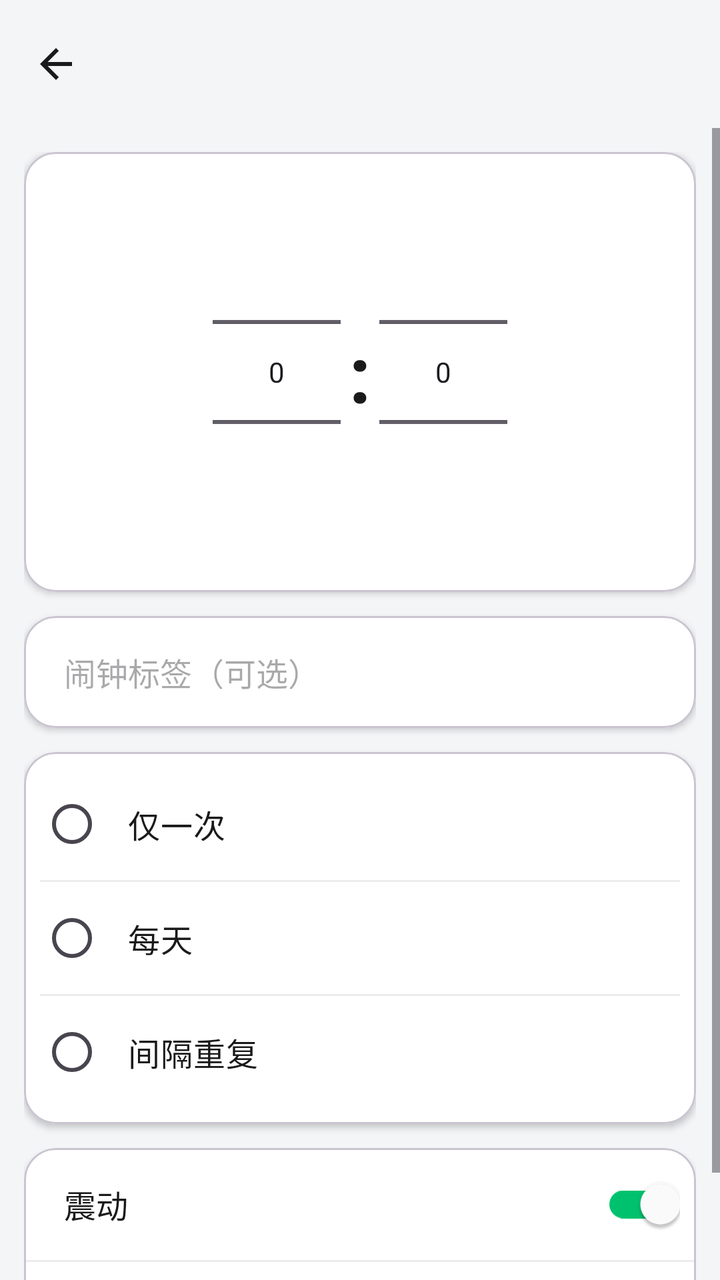
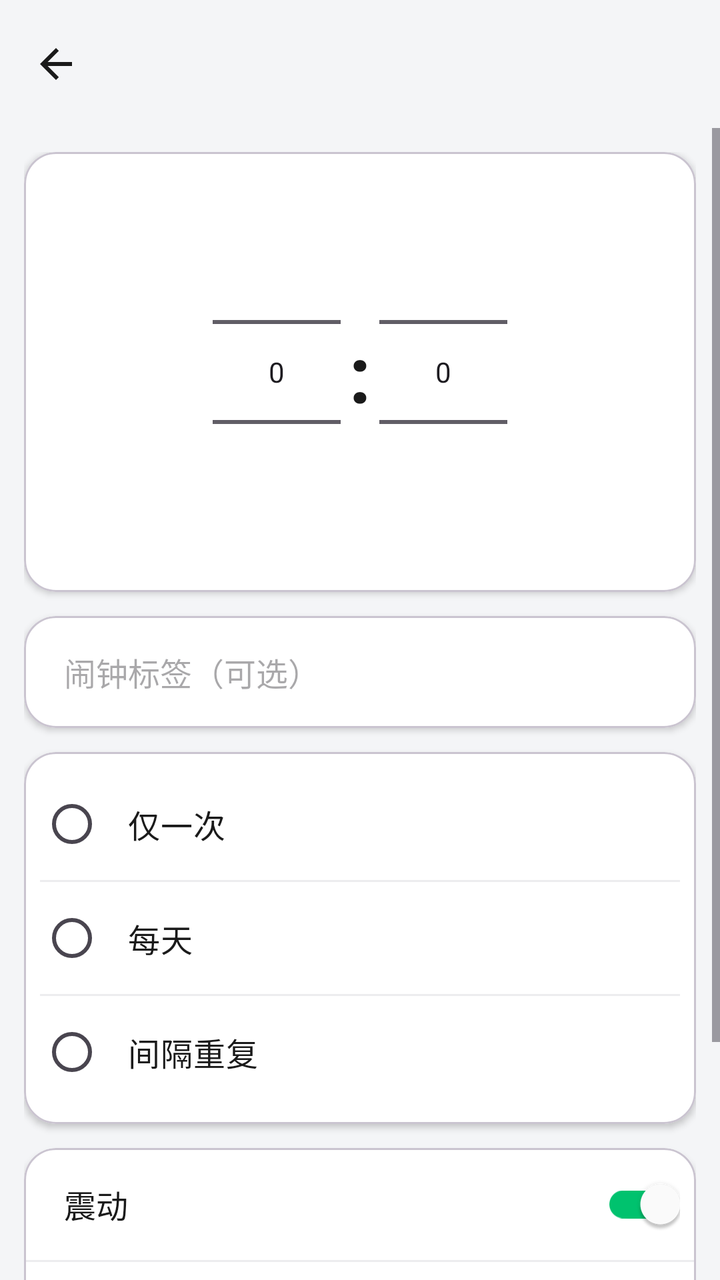

Compare the two renders of this Android layout. The source of the first and the diff that turns it into the second are given below.
<!-- AndroidManifest.xml: application theme AppTheme -->
<!-- res/layout/activity_alarm_edit.xml -->
<?xml version="1.0" encoding="utf-8"?>
<LinearLayout xmlns:android="http://schemas.android.com/apk/res/android"
    xmlns:app="http://schemas.android.com/apk/res-auto"
    android:layout_width="match_parent"
    android:layout_height="match_parent"
    android:orientation="vertical"
    android:background="@color/coloros_bg">

    <com.google.android.material.appbar.MaterialToolbar
        android:id="@+id/toolbar"
        android:layout_width="match_parent"
        android:layout_height="?attr/actionBarSize"
        android:background="@color/coloros_bg"
        app:navigationIcon="@drawable/ic_back"
        app:titleTextColor="@color/coloros_text_primary" />

    <ScrollView
        android:layout_width="match_parent"
        android:layout_height="match_parent"
        android:fillViewport="true">

        <LinearLayout
            android:layout_width="match_parent"
            android:layout_height="wrap_content"
            android:orientation="vertical"
            android:padding="12dp">

            
            <com.google.android.material.card.MaterialCardView
                android:layout_width="match_parent"
                android:layout_height="wrap_content"
                app:cardCornerRadius="16dp"
                app:cardElevation="2dp"
                app:cardBackgroundColor="@color/coloros_card">
                <LinearLayout
                    android:layout_width="match_parent"
                    android:layout_height="wrap_content"
                    android:orientation="horizontal"
                    android:gravity="center"
                    android:paddingTop="20dp"
                    android:paddingBottom="20dp">
                    <NumberPicker
                        android:id="@+id/pickerHour"
                        android:layout_width="wrap_content"
                        android:layout_height="wrap_content"
                        android:layout_marginEnd="4dp" />
                    <TextView
                        android:layout_width="wrap_content"
                        android:layout_height="wrap_content"
                        android:text=":"
                        android:textSize="40sp"
                        android:textStyle="bold"
                        android:textColor="@color/coloros_text_primary" />
                    <NumberPicker
                        android:id="@+id/pickerMinute"
                        android:layout_width="wrap_content"
                        android:layout_height="wrap_content"
                        android:layout_marginStart="4dp" />
                </LinearLayout>
            </com.google.android.material.card.MaterialCardView>

            
            <com.google.android.material.card.MaterialCardView
                android:layout_width="match_parent"
                android:layout_height="wrap_content"
                android:layout_marginTop="12dp"
                app:cardCornerRadius="16dp"
                app:cardElevation="2dp"
                app:cardBackgroundColor="@color/coloros_card">
                <EditText
                    android:id="@+id/etLabel"
                    android:layout_width="match_parent"
                    android:layout_height="wrap_content"
                    android:minHeight="56dp"
                    android:background="@null"
                    android:paddingStart="20dp"
                    android:paddingEnd="20dp"
                    android:hint="@string/label_hint"
                    android:textSize="16sp"
                    android:textColor="@color/coloros_text_primary"
                    android:inputType="text" />
            </com.google.android.material.card.MaterialCardView>

            
            <com.google.android.material.card.MaterialCardView
                android:layout_width="match_parent"
                android:layout_height="wrap_content"
                android:layout_marginTop="12dp"
                app:cardCornerRadius="16dp"
                app:cardElevation="2dp"
                app:cardBackgroundColor="@color/coloros_card">
                <LinearLayout
                    android:layout_width="match_parent"
                    android:layout_height="wrap_content"
                    android:orientation="vertical"
                    android:padding="8dp">
                    <RadioGroup
                        android:id="@+id/repeatGroup"
                        android:layout_width="match_parent"
                        android:layout_height="wrap_content"
                        android:orientation="vertical">
                        <RadioButton
                            android:id="@+id/rbOnce"
                            android:layout_width="match_parent"
                            android:layout_height="56dp"
                            android:gravity="center_vertical"
                            android:paddingStart="12dp"
                            android:text="@string/repeat_once"
                            android:textSize="16sp"
                            android:textColor="@color/coloros_text_primary" />
                        <View android:layout_width="match_parent" android:layout_height="1dp" android:background="@color/coloros_divider" />
                        <RadioButton
                            android:id="@+id/rbDaily"
                            android:layout_width="match_parent"
                            android:layout_height="56dp"
                            android:gravity="center_vertical"
                            android:paddingStart="12dp"
                            android:text="@string/repeat_daily"
                            android:textSize="16sp"
                            android:textColor="@color/coloros_text_primary" />
                        <View android:layout_width="match_parent" android:layout_height="1dp" android:background="@color/coloros_divider" />
                        <RadioButton
                            android:id="@+id/rbInterval"
                            android:layout_width="match_parent"
                            android:layout_height="56dp"
                            android:gravity="center_vertical"
                            android:paddingStart="12dp"
                            android:text="@string/repeat_interval"
                            android:textSize="16sp"
                            android:textColor="@color/coloros_text_primary" />
                    </RadioGroup>

                    <LinearLayout
                        android:id="@+id/intervalLayout"
                        android:layout_width="match_parent"
                        android:layout_height="56dp"
                        android:orientation="horizontal"
                        android:gravity="center_vertical"
                        android:paddingStart="12dp"
                        android:paddingEnd="12dp"
                        android:visibility="gone">
                        <TextView
                            android:layout_width="wrap_content"
                            android:layout_height="wrap_content"
                            android:text="每"
                            android:textSize="16sp"
                            android:textColor="@color/coloros_text_primary" />
                        <ImageButton
                            android:id="@+id/btnMinus"
                            android:layout_width="40dp"
                            android:layout_height="40dp"
                            android:layout_marginStart="12dp"
                            android:background="?attr/selectableItemBackgroundBorderless"
                            android:src="@android:drawable/ic_media_previous"
                            android:tint="@color/coloros_accent"
                            android:contentDescription="-" />
                        <TextView
                            android:id="@+id/tvInterval"
                            android:layout_width="48dp"
                            android:layout_height="wrap_content"
                            android:gravity="center"
                            android:text="2"
                            android:textSize="18sp"
                            android:textStyle="bold"
                            android:textColor="@color/coloros_accent" />
                        <ImageButton
                            android:id="@+id/btnPlus"
                            android:layout_width="40dp"
                            android:layout_height="40dp"
                            android:layout_marginStart="4dp"
                            android:background="?attr/selectableItemBackgroundBorderless"
                            android:src="@android:drawable/ic_media_next"
                            android:tint="@color/coloros_accent"
                            android:contentDescription="+" />
                        <TextView
                            android:layout_width="wrap_content"
                            android:layout_height="wrap_content"
                            android:layout_marginStart="4dp"
                            android:text="天"
                            android:textSize="16sp"
                            android:textColor="@color/coloros_text_primary" />
                    </LinearLayout>
                </LinearLayout>
            </com.google.android.material.card.MaterialCardView>

            
            <com.google.android.material.card.MaterialCardView
                android:layout_width="match_parent"
                android:layout_height="wrap_content"
                android:layout_marginTop="12dp"
                app:cardCornerRadius="16dp"
                app:cardElevation="2dp"
                app:cardBackgroundColor="@color/coloros_card">
                <LinearLayout
                    android:layout_width="match_parent"
                    android:layout_height="wrap_content"
                    android:orientation="vertical">
                    <LinearLayout
                        android:layout_width="match_parent"
                        android:layout_height="56dp"
                        android:gravity="center_vertical"
                        android:paddingStart="20dp"
                        android:paddingEnd="8dp"
                        android:orientation="horizontal">
                        <TextView
                            android:layout_width="0dp"
                            android:layout_height="wrap_content"
                            android:layout_weight="1"
                            android:text="@string/vibrate"
                            android:textSize="16sp"
                            android:textColor="@color/coloros_text_primary" />
                        <androidx.appcompat.widget.SwitchCompat
                            android:id="@+id/swVibrate"
                            android:layout_width="wrap_content"
                            android:layout_height="wrap_content"
                            android:checked="true"
                            app:trackTint="@color/switch_track"
                            app:thumbTint="@color/switch_thumb" />
                    </LinearLayout>
                    <View android:layout_width="match_parent" android:layout_height="1dp" android:background="@color/coloros_divider" />
                    <LinearLayout
                        android:layout_width="match_parent"
                        android:layout_height="56dp"
                        android:gravity="center_vertical"
                        android:paddingStart="20dp"
                        android:paddingEnd="8dp"
                        android:orientation="horizontal">
                        <TextView
                            android:layout_width="0dp"
                            android:layout_height="wrap_content"
                            android:layout_weight="1"
                            android:text="@string/sound"
                            android:textSize="16sp"
                            android:textColor="@color/coloros_text_primary" />
                        <androidx.appcompat.widget.SwitchCompat
                            android:id="@+id/swSound"
                            android:layout_width="wrap_content"
                            android:layout_height="wrap_content"
                            android:checked="true"
                            app:trackTint="@color/switch_track"
                            app:thumbTint="@color/switch_thumb" />
                    </LinearLayout>
                </LinearLayout>
            </com.google.android.material.card.MaterialCardView>

        </LinearLayout>
    </ScrollView>
</LinearLayout>
<!-- resources referenced by this layout -->
<resources>
  <color name="coloros_accent">#FF6A3D</color>
  <color name="coloros_bg">#F4F5F7</color>
  <color name="coloros_card">#FFFFFF</color>
  <color name="coloros_divider">#ECECEF</color>
  <color name="coloros_text_primary">#1A1A1A</color>
  <!-- drawable ic_back (drawable) -->
  <vector xmlns:android="http://schemas.android.com/apk/res/android"
      android:width="24dp"
      android:height="24dp"
      android:viewportWidth="24"
      android:viewportHeight="24"
      android:tint="@color/coloros_text_primary">
      <path
          android:fillColor="#FF000000"
          android:pathData="M20,11H7.83l5.59,-5.59L12,4l-8,8 8,8 1.41,-1.41L7.83,13H20z" />
  </vector>
  <string name="label_hint">闹钟标签（可选）</string>
  <string name="repeat_daily">每天</string>
  <string name="repeat_interval">间隔重复</string>
  <string name="repeat_once">仅一次</string>
  <string name="sound">铃声</string>
  <string name="vibrate">震动</string>
  <style name="AppTheme" parent="Theme.Material3.DayNight.NoActionBar">
          <item name="colorPrimary">@color/coloros_accent</item>
          <item name="colorPrimaryDark">@color/coloros_accent_dark</item>
          <item name="colorAccent">@color/coloros_accent</item>
          <item name="android:windowBackground">@color/coloros_bg</item>
          <item name="android:statusBarColor">@color/coloros_bg</item>
          <item name="android:navigationBarColor">@color/coloros_bg</item>
          
          <item name="android:windowLightStatusBar">true</item>
      </style>
  <color name="coloros_accent_dark">#E2552C</color>
</resources>

<!-- the commit's change to res/layout/activity_alarm_edit.xml (unified diff, before → after) -->
@@ -240,6 +240,36 @@
                             app:trackTint="@color/switch_track"
                             app:thumbTint="@color/switch_thumb" />
                     </LinearLayout>
+                    <View android:layout_width="match_parent" android:layout_height="1dp" android:background="@color/coloros_divider" />
+                    <LinearLayout
+                        android:layout_width="match_parent"
+                        android:layout_height="wrap_content"
+                        android:gravity="center_vertical"
+                        android:paddingStart="20dp"
+                        android:paddingEnd="20dp"
+                        android:orientation="horizontal">
+
+                        <TextView
+                            android:layout_width="0dp"
+                            android:layout_height="wrap_content"
+                            android:layout_weight="1"
+                            android:text="@string/snooze_label"
+                            android:textSize="16sp"
+                            android:textColor="@color/coloros_text_primary" />
+
+                        <NumberPicker
+                            android:id="@+id/pickerSnooze"
+                            android:layout_width="wrap_content"
+                            android:layout_height="90dp" />
+
+                        <TextView
+                            android:layout_width="wrap_content"
+                            android:layout_height="wrap_content"
+                            android:layout_marginStart="8dp"
+                            android:text="@string/unit_minutes"
+                            android:textSize="16sp"
+                            android:textColor="@color/coloros_text_primary" />
+                    </LinearLayout>
                 </LinearLayout>
             </com.google.android.material.card.MaterialCardView>
 
<!-- resource entries referenced after the edit -->
@@ -20,7 +20,9 @@
   <string name="repeat_daily">每天</string>
   <string name="repeat_interval">间隔重复</string>
   <string name="repeat_once">仅一次</string>
+  <string name="snooze_label">稍后提醒</string>
   <string name="sound">铃声</string>
+  <string name="unit_minutes">分钟</string>
   <string name="vibrate">震动</string>
   <style name="AppTheme" parent="Theme.Material3.DayNight.NoActionBar">
           <item name="colorPrimary">@color/coloros_accent</item>
